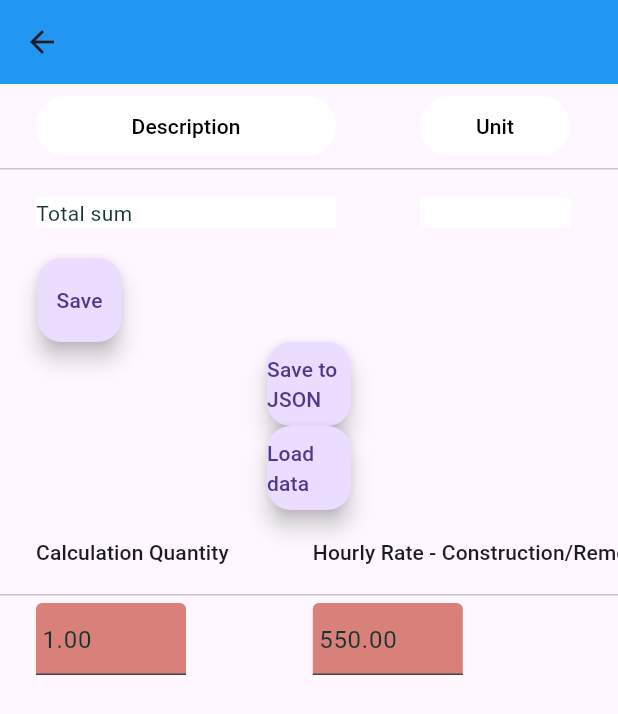
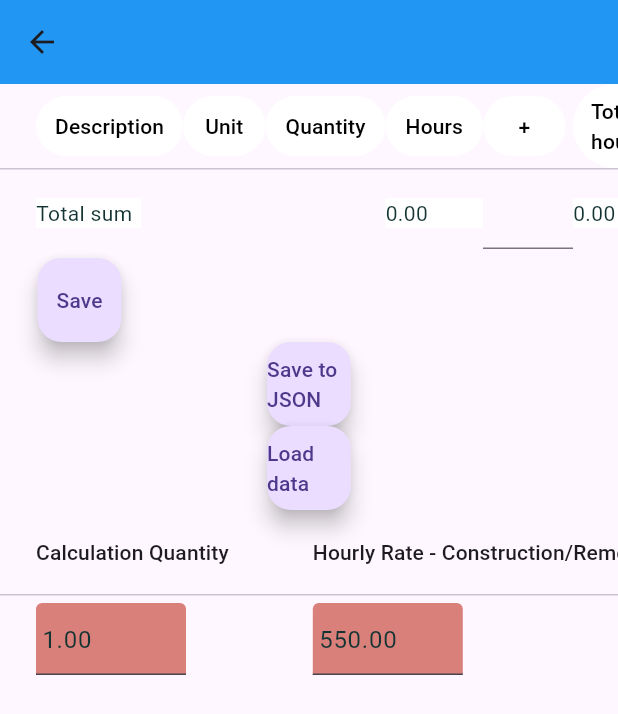
Before and after one commit to BenasVasiliauskas/Bygg_kalk, a Flutter app: the WindowsExteriorDoorItemsScreen screen opened directly with empty values, on a phone screen of 412 x 824 dp. Shown: the top 714 px of the screen. Run offline on Flutter 3.47's test engine with Material 3 defaults, Android fonts, the phone set to English and light mode, and no system bars; our stand-ins replace font_awesome_flutter; missing offline and left inert: syncfusion_flutter_xlsio.

Commit message:
tighten table of exterior window

```diff
--- a/lib/pages/item_screen/exterior_wall_items_screen.dart
+++ b/lib/pages/item_screen/exterior_wall_items_screen.dart
@@ -5,7 +5,6 @@ import 'package:cost_calculator/functions/initialise_functions.dart';
 import 'package:cost_calculator/functions/save_to_json.dart';
 import 'package:cost_calculator/models/outer_wall_data_model.dart';
 import 'package:flutter/material.dart';
-import 'package:flutter/widgets.dart';
 import '../../constants/budget_constants.dart';
 import '../../constants/innerwall_constants.dart';
 import 'package:collection/collection.dart';
@@ -426,7 +425,7 @@ class _ExteriorWallItemsScreenState extends State<ExteriorWallItemsScreen> {
             }, Color.fromARGB(255, 255, 255, 255), true, optionalWidth: 45),
             dataCellDo(laborCostControllers, i, (value) {
               widget.laborCost[i] = double.parse(value);
-            }, Color.fromARGB(255, 255, 255, 255), true, optionalWidth: 45),
+            }, Color.fromARGB(255, 255, 255, 255), true, optionalWidth: 65),
             dataCellDo(material1Controllers, i, (value) {
               // Handle changes to material 1
               double parsedValue = double.parse(value);
@@ -458,7 +457,7 @@ class _ExteriorWallItemsScreenState extends State<ExteriorWallItemsScreen> {
               widget.material2[i] = double.parse(value);
               material2Controllers[i].text =
                   widget.material2[i].toStringAsFixed(2);
-            }, Color.fromARGB(255, 255, 255, 255), true, optionalWidth: 45),
+            }, Color.fromARGB(255, 255, 255, 255), true, optionalWidth: 75),
             dataCellDo(totalPriceControllers, i, (value) {
               widget.totalPrice[i] = double.parse(value);
               totalPriceControllers[i].text =
--- a/lib/pages/item_screen/interior_wall_items_screen.dart
+++ b/lib/pages/item_screen/interior_wall_items_screen.dart
@@ -423,7 +423,7 @@ class _InteriorWallItemsScreenState extends State<InteriorWallItemsScreen> {
             }, Color.fromARGB(255, 255, 255, 255), true, optionalWidth: 45),
             dataCellDo(laborCostControllers, i, (value) {
               widget.laborCost[i] = double.parse(value);
-            }, Color.fromARGB(255, 255, 255, 255), true, optionalWidth: 45),
+            }, Color.fromARGB(255, 255, 255, 255), true, optionalWidth: 65),
             dataCellDo(material1Controllers, i, (value) {
               // Handle changes to material 1
               double parsedValue = double.parse(value);
@@ -455,7 +455,7 @@ class _InteriorWallItemsScreenState extends State<InteriorWallItemsScreen> {
               widget.material2[i] = double.parse(value);
               material2Controllers[i].text =
                   widget.material2[i].toStringAsFixed(2);
-            }, Color.fromARGB(255, 255, 255, 255), true, optionalWidth: 45),
+            }, Color.fromARGB(255, 255, 255, 255), true, optionalWidth: 75),
             dataCellDo(totalPriceControllers, i, (value) {
               widget.totalPrice[i] = double.parse(value);
               totalPriceControllers[i].text =
--- a/lib/pages/item_screen/windows_exterior_door_items_screen.dart
+++ b/lib/pages/item_screen/windows_exterior_door_items_screen.dart
@@ -285,24 +285,24 @@ class _WindowsExteriorDoorItemsScreen
     ];
 
     List<DataColumn> columns = [
-      createDataColumn("Description", 200, customColumn, () {}),
-      createDataColumn("Unit", 100, customColumn, () {}),
-      createDataColumn("Quantity", 100, customColumn, () {}),
-      createDataColumn("Hours", 100, customColumn, () {
+      createDataColumn("Description", 98, customColumn, () {}),
+      createDataColumn("Unit", 55, customColumn, () {}),
+      createDataColumn("Quantity", 80, customColumn, () {}),
+      createDataColumn("Hours", 65, customColumn, () {
         customColumn = !customColumn;
         updateTotalSum();
         rebuildDataTable();
       }),
-      createDataColumn("+", 100, customColumn, () {
+      createDataColumn("+", 55, customColumn, () {
         customColumn = !customColumn;
         updateTotalSum();
         rebuildDataTable();
       }),
-      createDataColumn("Hours2", 100, customColumn, () {}),
-      createDataColumn("Job Cost", 100, customColumn, () {}),
-      createDataColumn("Materials", 100, customColumn, () {}),
-      createDataColumn("Material cost", 100, customColumn, () {}),
-      createDataColumn("Total price", 100, customColumn, () {}),
+      createDataColumn("Total hours", 75, customColumn, () {}),
+      createDataColumn("Job Cost", 55, customColumn, () {}),
+      createDataColumn("Materials", 85, customColumn, () {}),
+      createDataColumn("Material cost", 85, customColumn, () {}),
+      createDataColumn("Total price", 75, customColumn, () {}),
     ];
     List<DataRow> rows = [];
 
@@ -310,28 +310,33 @@ class _WindowsExteriorDoorItemsScreen
       rows.add(
         DataRow(
           cells: [
-            dataCellDisplay(widget.description, i, 150),
-            dataCellDisplay(widget.unit, i, 100),
+            dataCellDisplay(widget.description, i, 100),
+            dataCellDisplay(widget.unit, i, 30),
             dataCellDisplayController(quantityControllers, i),
 
             DataCell(
-              TextField(
-                style:
-                    TextStyle(color: customColumn ? Colors.grey : Colors.black),
+              SizedBox(
+                width: 35,
+                child: TextField(
+                  style: TextStyle(
+                      color: customColumn ? Colors.grey : Colors.black),
                   readOnly: true,
                   controller: laborHours1Controllers[i],
                   onChanged: (value) {},
                   keyboardType: TextInputType.numberWithOptions(
                       decimal: true), // Allow decimal numbers
                 ),
+              ),
             ), // custom column cell
             DataCell(
-              TextField(
+              SizedBox(
+                width: 60,
+                child: TextField(
                   decoration: InputDecoration(
                       fillColor: Color.fromARGB(255, 131, 138, 235),
                       filled: true),
-                style:
-                    TextStyle(color: customColumn ? Colors.black : Colors.grey),
+                  style: TextStyle(
+                      color: customColumn ? Colors.black : Colors.grey),
                   readOnly: !customColumn,
                   controller: customColumnControllers[i],
                   onChanged: (value) {
@@ -340,8 +345,12 @@ class _WindowsExteriorDoorItemsScreen
                         .toStringAsFixed(2)); // Format to 2 decimal places
                     // Recalculate and update the labor hours 2 when labor hours 1 changes need changes
 
-                  widget.laborHours2[i] = calculateWorkHours2(i, customColumn,
-                      emptyCustomList, widget.laborHours2, calculationQuantity);
+                    widget.laborHours2[i] = calculateWorkHours2(
+                        i,
+                        customColumn,
+                        emptyCustomList,
+                        widget.laborHours2,
+                        calculationQuantity);
                     laborHours2Controllers[i].text = calculateWorkHours2(
                             i,
                             customColumn,
@@ -351,15 +360,20 @@ class _WindowsExteriorDoorItemsScreen
                         .toStringAsFixed(2);
 
                     // Recalculate and update the labor cost when labor hours 2 changes
-                  widget.laborCost[i] = calculateJobCost(
-                      i, widget.laborHours2, hourlyRateConstructionRemodeling);
-                  laborCostControllers[i].text = calculateJobCost(i,
-                          widget.laborHours2, hourlyRateConstructionRemodeling)
+                    widget.laborCost[i] = calculateJobCost(i,
+                        widget.laborHours2, hourlyRateConstructionRemodeling);
+                    laborCostControllers[i].text = calculateJobCost(
+                            i,
+                            widget.laborHours2,
+                            hourlyRateConstructionRemodeling)
                         .toStringAsFixed(2);
 
                     // Recalculate and update the total price when labor hours 2 changes
-                  widget.totalPrice[i] = calculateTotalPrice(i,
-                      widget.laborCost, widget.material1, calculationQuantity);
+                    widget.totalPrice[i] = calculateTotalPrice(
+                        i,
+                        widget.laborCost,
+                        widget.material1,
+                        calculationQuantity);
                     totalPriceControllers[i].text = calculateTotalPrice(
                             i,
                             widget.laborCost,
@@ -374,42 +388,26 @@ class _WindowsExteriorDoorItemsScreen
                       decimal: true), // Allow decimal numbers
                 ),
               ),
-            dataCellDo(
-              laborHours2Controllers,
-              i,
-              (value) {
+            ),
+            dataCellDo(laborHours2Controllers, i, (value) {
               // Handle changes to labor hours 2
               double parsedValue = double.parse(value);
               widget.laborHours2[i] =
                   double.parse(parsedValue.toStringAsFixed(2));
               // Recalculate the labor cost when labor hours 2 changes
-                double updatedLaborCost = calculateJobCost(
-                    i,
-                    widget.laborHours2,
+              double updatedLaborCost = calculateJobCost(i, widget.laborHours2,
                   hourlyRateConstructionRemodeling); // Calculate the labor cost
               widget.laborCost[i] =
                   double.parse(updatedLaborCost.toStringAsFixed(2));
-              },
-              Color.fromARGB(255, 255, 255, 255),
-              true,
-            ),
-            dataCellDo(
-              laborCostControllers,
-              i,
-              (value) {
+            }, Color.fromARGB(255, 255, 255, 255), true, optionalWidth: 45),
+            dataCellDo(laborCostControllers, i, (value) {
               widget.laborCost[i] = double.parse(value);
-              },
-              Color.fromARGB(255, 255, 255, 255),
-              true,
-            ),
-            dataCellDo(
-              material1Controllers,
-              i,
-              (value) {
+            }, Color.fromARGB(255, 255, 255, 255), true, optionalWidth: 65),
+            dataCellDo(material1Controllers, i, (value) {
               // Handle changes to material 1
               double parsedValue = double.parse(value);
-                widget.material1[i] = double.parse(parsedValue
-                    .toStringAsFixed(2)); // Format to 2 decimal places
+              widget.material1[i] = double.parse(
+                  parsedValue.toStringAsFixed(2)); // Format to 2 decimal places
 
               // Recalculate and update the material 2 when material 1 changes
               double updatedMaterial2 = calculateMaterialCost(
@@ -431,32 +429,17 @@ class _WindowsExteriorDoorItemsScreen
               // Format to 2 decimal places
 
               rebuildDataTable();
-              },
-              Color.fromARGB(255, 218, 128, 122),
-              false,
-            ),
-            dataCellDo(
-              material2Controllers,
-              i,
-              (value) {
+            }, Color.fromARGB(255, 218, 128, 122), false, optionalWidth: 75),
+            dataCellDo(material2Controllers, i, (value) {
               widget.material2[i] = double.parse(value);
               material2Controllers[i].text =
                   widget.material2[i].toStringAsFixed(2);
-              },
-              Color.fromARGB(255, 255, 255, 255),
-              true,
-            ),
-            dataCellDo(
-              totalPriceControllers,
-              i,
-              (value) {
+            }, Color.fromARGB(255, 255, 255, 255), true, optionalWidth: 75),
+            dataCellDo(totalPriceControllers, i, (value) {
               widget.totalPrice[i] = double.parse(value);
               totalPriceControllers[i].text =
                   widget.totalPrice[i].toStringAsFixed(2);
-              },
-              Color.fromARGB(255, 153, 240, 131),
-              true,
-            ),
+            }, Color.fromARGB(255, 153, 240, 131), true, optionalWidth: 75),
           ],
         ),
       );
@@ -484,16 +467,16 @@ class _WindowsExteriorDoorItemsScreen
     DataRow totalSumRow = DataRow(
       cells: [
         dataCellDisplaySingle(
-            "Total sum", 200, Color.fromARGB(255, 255, 255, 255)),
-        dataCellDisplaySingle("", 100, Color.fromARGB(255, 255, 255, 255)),
-        dataCellDisplaySingle("", 150, Color.fromARGB(255, 255, 255, 255)),
+            "Total sum", 70, Color.fromARGB(255, 255, 255, 255)),
+        dataCellDisplaySingle("", 0, Color.fromARGB(255, 255, 255, 255)),
+        dataCellDisplaySingle("", 0, Color.fromARGB(255, 255, 255, 255)),
         dataCellDisplaySingle(
             customColumn ? '' : totalLaborHours1.toStringAsFixed(2),
-            100,
+            65,
             Color.fromARGB(255, 255, 255, 255)),
         DataCell(
           Container(
-            width: 100,
+            width: 60,
             child: TextField(
               readOnly: true,
               decoration: customColumn
@@ -510,28 +493,31 @@ class _WindowsExteriorDoorItemsScreen
             ),
           ),
         ),
-        dataCellDisplaySingle(totalLaborHours2.toStringAsFixed(2), 100,
+        dataCellDisplaySingle(totalLaborHours2.toStringAsFixed(2), 70,
             Color.fromARGB(255, 255, 255, 255)),
-        dataCellDisplaySingle(totalLaborCost.toStringAsFixed(2), 100,
+        dataCellDisplaySingle(totalLaborCost.toStringAsFixed(2), 60,
             Color.fromARGB(255, 255, 255, 255)),
         DataCell(
-          TextField(
+          SizedBox(
+            width: 75,
+            child: TextField(
               decoration: InputDecoration(
                   fillColor: const Color.fromARGB(255, 218, 128, 122),
                   filled: true),
-            controller:
-                TextEditingController(text: totalMaterial1.toStringAsFixed(2)),
+              controller: TextEditingController(
+                  text: totalMaterial1.toStringAsFixed(2)),
               readOnly: true,
             ),
           ),
-        dataCellDisplaySingle(totalMaterial2.toStringAsFixed(2), 100,
+        ),
+        dataCellDisplaySingle(totalMaterial2.toStringAsFixed(2), 70,
             Color.fromARGB(255, 255, 255, 255)),
         dataCellDoSingle(
             TextEditingController(text: totalTotalPrice.toStringAsFixed(2)),
             (value) {},
             Color.fromARGB(255, 153, 240, 131),
             true,
-            55),
+            75),
       ],
     );
 
@@ -549,7 +535,8 @@ class _WindowsExteriorDoorItemsScreen
             SingleChildScrollView(
               scrollDirection: Axis.horizontal,
               child: DataTable(
-                dataRowMaxHeight: double.infinity,
+                columnSpacing: 0,
+                dataRowMaxHeight: 60,
                 dataRowMinHeight: 60,
                 columns: columns, // Define your columns here
                 rows: rows,
```
Lines whose indentation alone changed are shown as unchanged.
